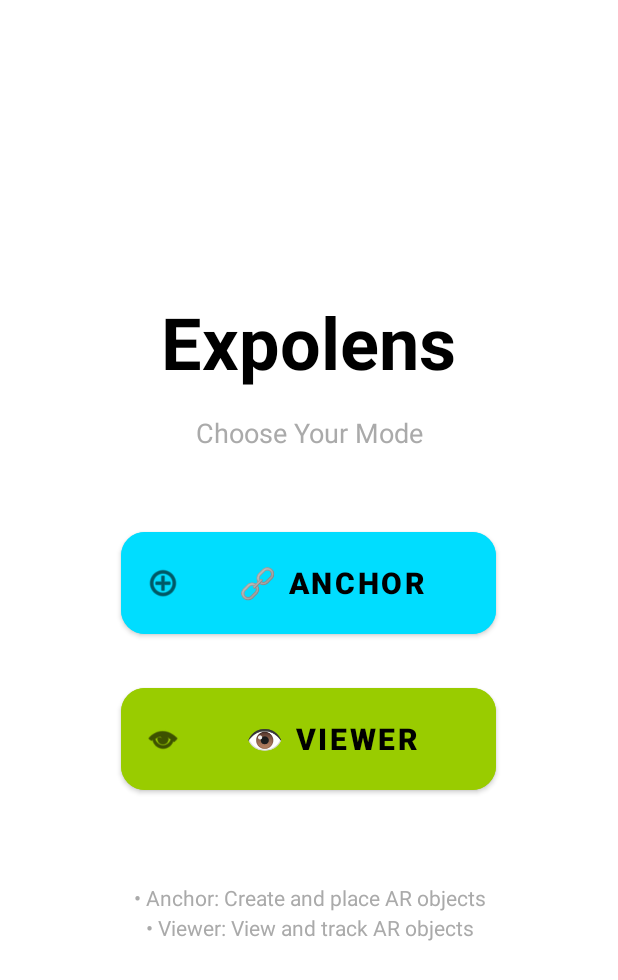
After one commit to sharp119/advert_ar_client_app, an Android app: the layout activity_main.xml on its own in the app's theme, with its tools: preview values and no code run, on a phone screen of 412 x 824 dp. The commit adds this screen. Shown: the top 980 px of the screen. Run offline under Robolectric (Android 15) with nearby library versions, the phone set to English and light mode, and no system bars.

Commit message:
enter app as either anchor or viewer

```diff
--- /dev/null
+++ b/app/src/main/res/layout/activity_main.xml
@@ -0,0 +1,73 @@
+<?xml version="1.0" encoding="utf-8"?>
+<LinearLayout xmlns:android="http://schemas.android.com/apk/res/android"
+    xmlns:app="http://schemas.android.com/apk/res-auto"
+    android:layout_width="match_parent"
+    android:layout_height="match_parent"
+    android:orientation="vertical"
+    android:gravity="center"
+    android:padding="32dp"
+    android:background="@android:color/white">
+
+    <!-- App Title -->
+    <TextView
+        android:layout_width="wrap_content"
+        android:layout_height="wrap_content"
+        android:text="@string/app_name"
+        android:textSize="48sp"
+        android:textStyle="bold"
+        android:textColor="@android:color/black"
+        android:layout_marginBottom="16dp"
+        android:gravity="center" />
+
+    <!-- Subtitle -->
+    <TextView
+        android:layout_width="wrap_content"
+        android:layout_height="wrap_content"
+        android:text="Choose Your Mode"
+        android:textSize="18sp"
+        android:textColor="@android:color/darker_gray"
+        android:layout_marginBottom="48dp"
+        android:gravity="center" />
+
+    <!-- Anchor Button -->
+    <com.google.android.material.button.MaterialButton
+        android:id="@+id/btn_anchor"
+        android:layout_width="250dp"
+        android:layout_height="80dp"
+        android:text="🔗 Anchor"
+        android:textSize="20sp"
+        android:textStyle="bold"
+        android:layout_marginBottom="24dp"
+        android:backgroundTint="@android:color/holo_blue_bright"
+        app:cornerRadius="16dp"
+        app:icon="@android:drawable/ic_menu_add"
+        app:iconGravity="start"
+        app:iconSize="24dp" />
+
+    <!-- Viewer Button -->
+    <com.google.android.material.button.MaterialButton
+        android:id="@+id/btn_viewer"
+        android:layout_width="250dp"
+        android:layout_height="80dp"
+        android:text="👁️ Viewer"
+        android:textSize="20sp"
+        android:textStyle="bold"
+        android:layout_marginBottom="24dp"
+        android:backgroundTint="@android:color/holo_green_light"
+        app:cornerRadius="16dp"
+        app:icon="@android:drawable/ic_menu_view"
+        app:iconGravity="start"
+        app:iconSize="24dp" />
+
+    <!-- Description Text -->
+    <TextView
+        android:layout_width="wrap_content"
+        android:layout_height="wrap_content"
+        android:text="• Anchor: Create and place AR objects\n• Viewer: View and track AR objects"
+        android:textSize="14sp"
+        android:textColor="@android:color/darker_gray"
+        android:layout_marginTop="32dp"
+        android:gravity="center"
+        android:lineSpacingExtra="4dp" />
+
+</LinearLayout>
```
Also changed, not shown: app/src/main/AndroidManifest.xml (+9 -3 lines), app/src/main/java/fr/smarquis/ar_toolbox/MainActivity.kt (added, +41 -0 lines), app/src/main/java/fr/smarquis/ar_toolbox/SceneActivity.kt (+44 -0 lines).
